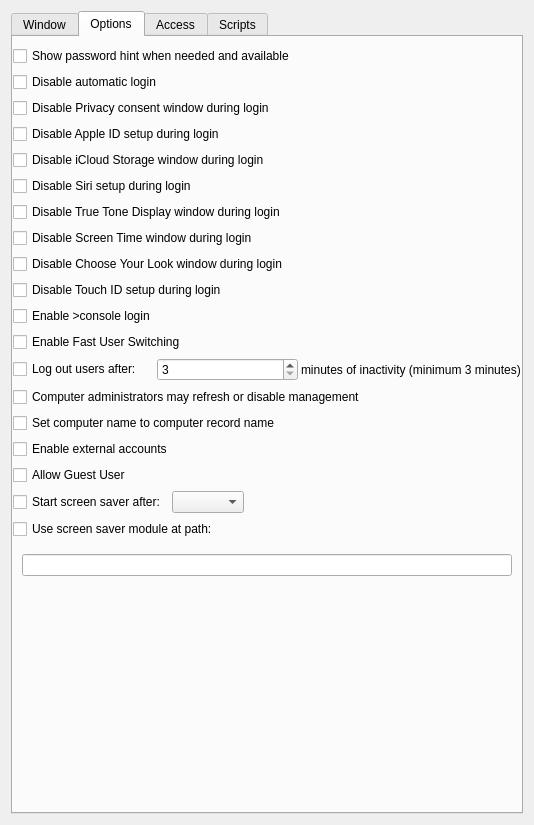
Above: FWAdminLib/Configurator/LoginWindowForm.ui from fw-dev/translations before the change. Below: the same form after it.
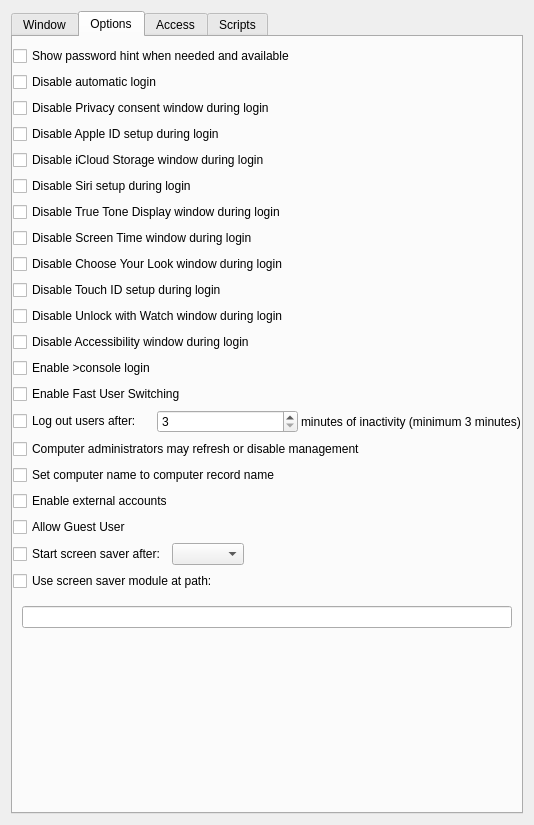
That is the form after the change. The open tabs and pages were chosen to show the change. Icons and pictures are not drawn.

The edit to the form file:
```diff
--- a/FWAdminLib/Configurator/LoginWindowForm.ui
+++ b/FWAdminLib/Configurator/LoginWindowForm.ui
@@ -246,6 +246,20 @@
          </property>
         </widget>
        </item>
+       <item>
+        <widget class="QCheckBox" name="m_checkDisableUnlockWithWatchDuringLogin">
+         <property name="text">
+          <string>Disable Unlock with Watch window during login</string>
+         </property>
+        </widget>
+       </item>
+       <item>
+        <widget class="QCheckBox" name="m_checkDisableAccessibilityDuringLogin">
+         <property name="text">
+          <string>Disable Accessibility window during login</string>
+         </property>
+        </widget>
+       </item>
        <item>
         <widget class="QCheckBox" name="m_checkEnableConsoleLogin">
          <property name="text">
```
